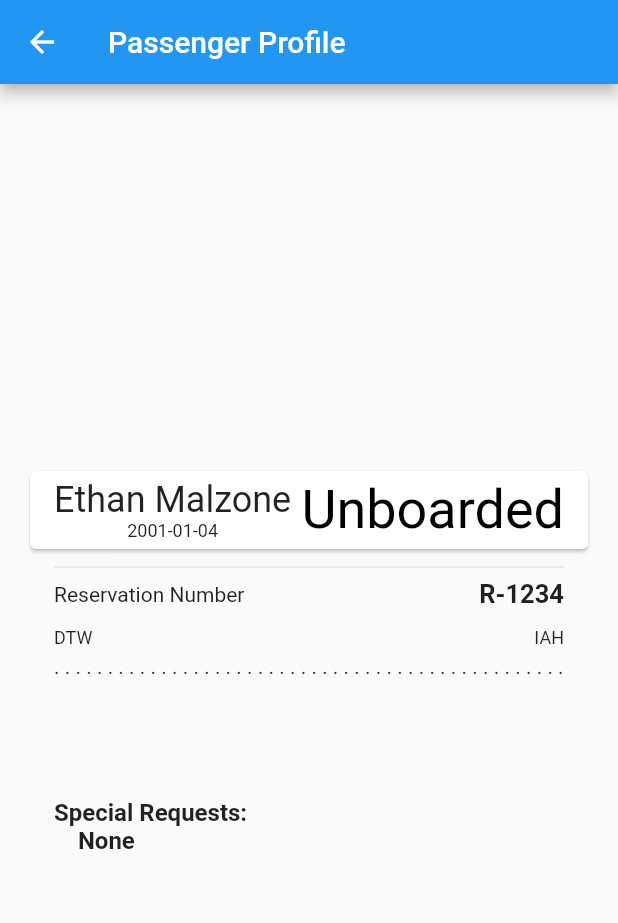
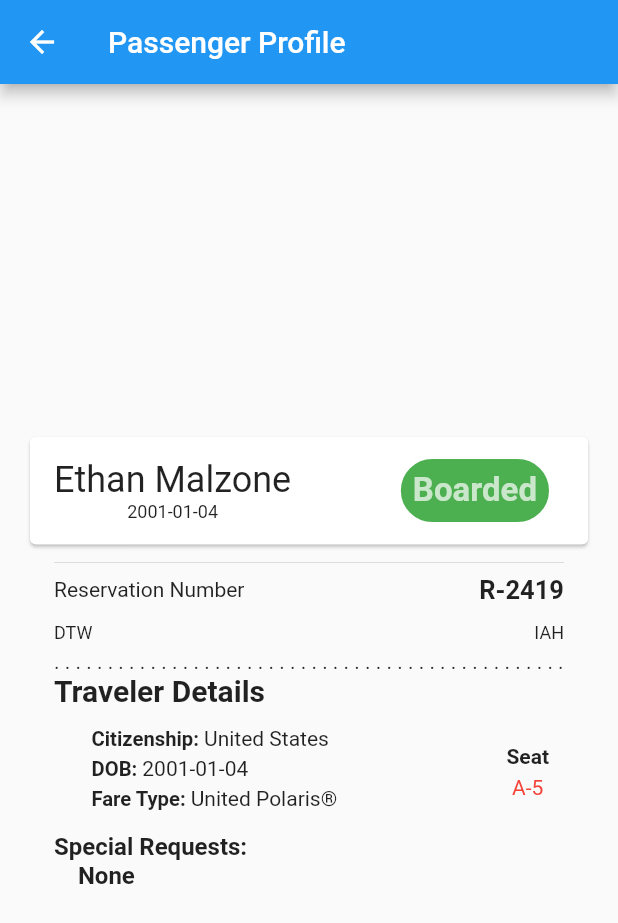
Before and after one commit to ejmalzone/team-united-airlines-airport-operations, a Flutter app: the PassengerProfileApp screen opened by its route, on a phone screen of 412 x 824 dp. Shown: the top 923 px of the screen. Run offline on Flutter 3.47's test engine with Material 2 defaults, Android fonts, the phone set to English and light mode, and no system bars; our stand-ins replace camera, date_field, flutter_login, jiffy, qr_flutter; missing offline and left inert: honeywell_scanner, qr_bar_code_scanner_dialog, requests.

Commit message:
Moved Passenger profile widget to a new file

```diff
--- a/airportops_frontend/lib/enums.dart
+++ b/airportops_frontend/lib/enums.dart
@@ -13,7 +13,7 @@ extension StatusExtension on Status {
     Status.boarded: Colors.green,
     Status.noShow: Colors.red,
     Status.wrongFlight: Colors.yellow,
-    Status.unboarded: Colors.black,
+    Status.unboarded: Colors.black54,
     Status.completed: Colors.green
   };
 
--- a/airportops_frontend/lib/main.dart
+++ b/airportops_frontend/lib/main.dart
@@ -6,6 +6,7 @@ import 'package:airportops_frontend/enums.dart';
 import 'package:airportops_frontend/classes/events.dart';
 import 'package:airportops_frontend/classes/passenger.dart';
 import 'package:airportops_frontend/progress_bar.dart';
+import 'package:airportops_frontend/widgets/passenger_profile.dart';
 import 'package:camera/camera.dart';
 import 'package:date_field/date_field.dart';
 import 'package:flutter/material.dart';
@@ -296,7 +297,7 @@ class PassengerProfileApp extends StatelessWidget {
     event: 'Safety Rodeo',
     passengerId: "3849673547ef8989",
     row: 5,
-    status: Status.unboarded,
+    status: Status.boarded,
   );
 
   @override
@@ -340,116 +341,6 @@ class ProgressBarRoute extends StatelessWidget {
   }
 }
 
-class PassengerProfile extends StatelessWidget {
-  const PassengerProfile(
-      {super.key, required this.title, required this.passenger});
-
-  final String title;
-  final Passenger passenger;
-
-  @override
-  Widget build(BuildContext context) {
-    return GestureDetector(
-        child: Container(
-          child: Padding(
-            padding: EdgeInsets.all(16.0),
-            child: Column(
-              mainAxisAlignment: MainAxisAlignment.center,
-              crossAxisAlignment: CrossAxisAlignment.stretch,
-              children: <Widget>[
-                Card(
-                    child: Padding(
-                        padding: EdgeInsets.symmetric(
-                            vertical: 5.0, horizontal: 16.0),
-                        child: Row(
-                            mainAxisAlignment: MainAxisAlignment.spaceBetween,
-                            crossAxisAlignment: CrossAxisAlignment.center,
-                            children: <Widget>[
-                              Column(children: <Widget>[
-                                Text(passenger.fullName,
-                                    textAlign: TextAlign.left,
-                                    style: const TextStyle(fontSize: 24)),
-                                Text(
-                                  '${passenger.birthday.toString().split(' ')[0]}', // | ${passenger.citizenship}',
-                                  textAlign: TextAlign.justify,
-                                  style: const TextStyle(fontSize: 12),
-                                )
-                              ]),
-                              Text(passenger.status.name.titleCase(),
-                                  textAlign: TextAlign.right,
-                                  style: TextStyle(
-                                      fontSize: 36,
-                                      color: passenger.status.color))
-                            ]))),
-                Padding(
-                    padding: EdgeInsets.symmetric(horizontal: 20),
-                    child: Column(
-                        mainAxisAlignment: MainAxisAlignment.start,
-                        crossAxisAlignment: CrossAxisAlignment.start,
-                        children: <Widget>[
-                          Divider(color: Colors.black12),
-                          Row(
-                            mainAxisAlignment: MainAxisAlignment.spaceBetween,
-                            crossAxisAlignment: CrossAxisAlignment.center,
-                            children: <Widget>[
-                              const Text('Reservation Number',
-                                  style: TextStyle(fontSize: 14)),
-                              const Text('R-1234',
-                                  style: TextStyle(
-                                      fontSize: 17,
-                                      fontWeight: FontWeight.bold))
-                            ],
-                          ),
-                          SizedBox(height: 12),
-                          Row(
-                              mainAxisAlignment: MainAxisAlignment.spaceBetween,
-                              crossAxisAlignment: CrossAxisAlignment.center,
-                              children: <Widget>[
-                                Text(passenger.flightSource,
-                                    style: TextStyle(fontSize: 12)),
-                                Text(passenger.flightDestination,
-                                    style: TextStyle(fontSize: 12)),
-                              ]),
-                          SizedBox(height: 4),
-                          Row(
-                              mainAxisAlignment: MainAxisAlignment.spaceBetween,
-                              crossAxisAlignment: CrossAxisAlignment.center,
-                              children: <Widget>[
-                                /*Text(
-                                passenger.flightSourceDate
-                                    .toLocal()
-                                    .toIso8601String(),
-                                style: TextStyle(
-                                    fontSize: 13, fontWeight: FontWeight.bold)),*/
-                                Expanded(child: Text('. ' * 1000, maxLines: 1)),
-                                /*Text(
-                                passenger.flightDestinationDate
-                                    .toLocal()
-                                    .toIso8601String(),
-                                style: TextStyle(
-                                    fontSize: 13, fontWeight: FontWeight.bold)),*/
-                              ]),
-                          SizedBox(height: 80),
-                          Text('Special Requests:',
-                              style: TextStyle(
-                                  fontSize: 16, fontWeight: FontWeight.bold)),
-                          Text('    ${passenger.requestsString}',
-                              style: TextStyle(
-                                  fontSize: 16, fontWeight: FontWeight.bold)),
-                        ]))
-              ],
-            ),
-          ),
-        ), //print('Tapped! ${passenger.passengerId}')
-        onTap: () async => await Navigator.push(
-              context,
-              MaterialPageRoute(
-                builder: (context) => QRImage(passenger.passengerId),
-              ),
-            ));
-  }
-}
-
 class QRImage extends StatelessWidget {
   const QRImage(this.passId, {super.key});
   final String passId;
--- a/airportops_frontend/lib/widgets.dart
+++ b/airportops_frontend/lib/widgets.dart
@@ -5,6 +5,7 @@ import 'package:airportops_frontend/classes/competitor.dart';
 import 'package:airportops_frontend/classes/passenger.dart';
 import 'package:airportops_frontend/enums.dart';
 import 'package:airportops_frontend/main.dart';
+import 'package:airportops_frontend/widgets/passenger_profile.dart';
 import 'package:flutter/material.dart';
 
 /* Creates Profile box
--- /dev/null
+++ b/airportops_frontend/lib/widgets/passenger_profile.dart
@@ -0,0 +1,190 @@
+import 'dart:math';
+
+import 'package:airportops_frontend/enums.dart';
+import 'package:airportops_frontend/extensions.dart';
+import 'package:flutter/cupertino.dart';
+import 'package:flutter/material.dart';
+
+import '../classes/passenger.dart';
+import '../main.dart';
+
+class PassengerProfile extends StatelessWidget {
+  PassengerProfile({
+    super.key,
+    required this.title,
+    required this.passenger
+  });
+
+  static final rng = Random();
+  static const myStyle = TextStyle(fontWeight: FontWeight.bold, fontSize: 13.5);
+
+  final String reservation = 'R-${rng.nextInt(9000) + 999}';
+  final String title;
+  final Passenger passenger;
+
+  @override
+  Widget build(BuildContext context) {
+    return GestureDetector(
+        child: Container(
+          child: Padding(
+            padding: EdgeInsets.all(16.0),
+            child: Column(
+              mainAxisAlignment: MainAxisAlignment.center,
+              crossAxisAlignment: CrossAxisAlignment.stretch,
+              children: <Widget>[
+                Card(
+                    child: Padding(
+                        padding: EdgeInsets.symmetric(
+                            vertical: 5.0, horizontal: 16.0),
+                        child: Row(
+                            mainAxisAlignment: MainAxisAlignment.spaceBetween,
+                            crossAxisAlignment: CrossAxisAlignment.center,
+                            children: <Widget>[
+                              Column(children: <Widget>[
+                                Text(passenger.fullName,
+                                    textAlign: TextAlign.left,
+                                    style: const TextStyle(fontSize: 24)),
+                                Text(
+                                  passenger.birthday.toString().split(' ')[0], // | ${passenger.citizenship}',
+                                  textAlign: TextAlign.justify,
+                                  style: const TextStyle(fontSize: 12),
+                                )
+                              ]),
+                              Container(
+                                margin: const EdgeInsets.all(10),
+                                decoration: BoxDecoration(
+                                  color: passenger.status.color,
+                                  borderRadius: const BorderRadius.all(Radius.elliptical(25, 25)),
+                                  border: Border.all(color: passenger.status.color, width: 8)
+                                ),
+                                child: Text(passenger.status.name.titleCase(),
+                                  textAlign: TextAlign.right,
+                                  style: const TextStyle(
+                                      fontSize: 22,
+                                      fontWeight: FontWeight.bold,
+                                      color: Colors.white70)
+                                )
+                              ),
+                            ]
+                        )
+                    )
+                ),
+                Padding(
+                    padding: EdgeInsets.symmetric(horizontal: 20),
+                    child: Column(
+                        mainAxisAlignment: MainAxisAlignment.start,
+                        crossAxisAlignment: CrossAxisAlignment.start,
+                        children: <Widget>[
+                          Divider(color: Colors.black12),
+                          Row(
+                            mainAxisAlignment: MainAxisAlignment.spaceBetween,
+                            crossAxisAlignment: CrossAxisAlignment.center,
+                            children: <Widget>[
+                              const Text('Reservation Number',
+                                  style: TextStyle(fontSize: 14)),
+                              Text(reservation,
+                                  style: TextStyle(
+                                      fontSize: 17,
+                                      fontWeight: FontWeight.bold))
+                            ],
+                          ),
+                          SizedBox(height: 12),
+                          Row(
+                              mainAxisAlignment: MainAxisAlignment.spaceBetween,
+                              crossAxisAlignment: CrossAxisAlignment.center,
+                              children: <Widget>[
+                                Text(passenger.flightSource,
+                                    style: TextStyle(fontSize: 12)),
+                                Text(passenger.flightDestination,
+                                    style: TextStyle(fontSize: 12)),
+                              ]),
+                          SizedBox(height: 4),
+                          Row(
+                              mainAxisAlignment: MainAxisAlignment.spaceBetween,
+                              crossAxisAlignment: CrossAxisAlignment.center,
+                              children: <Widget>[
+                                /*Text(
+                                passenger.flightSourceDate
+                                    .toLocal()
+                                    .toIso8601String(),
+                                style: TextStyle(
+                                    fontSize: 13, fontWeight: FontWeight.bold)),*/
+                                Expanded(child: Text('. ' * 1000, maxLines: 1)),
+                                /*Text(
+                                passenger.flightDestinationDate
+                                    .toLocal()
+                                    .toIso8601String(),
+                                style: TextStyle(
+                                    fontSize: 13, fontWeight: FontWeight.bold)),*/
+                              ]
+                          ),
+                          Column(
+                            crossAxisAlignment: CrossAxisAlignment.start,
+                            children: [
+                              const Text('Traveler Details', style: TextStyle(fontWeight: FontWeight.bold, fontSize: 20)),
+                              Row(
+                                mainAxisAlignment: MainAxisAlignment.spaceBetween,
+                                children: [
+                                  Padding(
+                                    padding: const EdgeInsets.fromLTRB(25, 12, 5, 5),
+                                    child: Column(
+                                        crossAxisAlignment: CrossAxisAlignment.start,
+                                        children: [
+                                          Row(
+                                              children: const [
+                                                Text('Citizenship: ', style: myStyle),
+                                                Text('United States'),
+                                              ]
+                                          ),
+                                          Row(
+                                              children: [
+                                                Text('DOB: ', style: myStyle),
+                                                Text(passenger.birthday.toString().split(' ')[0])
+                                              ]
+                                          ),
+                                          Row(
+                                              children: const [
+                                                Text('Fare Type: ', style: myStyle),
+                                                Text('United Polaris®')
+                                              ]
+                                          )
+                                        ].withSpaceBetween(height: 4)
+                                    )
+                                ),
+                                  Padding(
+                                    padding: const EdgeInsets.fromLTRB(0, 12, 10, 0),
+                                    child: Column(
+                                      children: [
+                                        Text("Seat", style: TextStyle(fontWeight: FontWeight.bold, fontSize: 14)),
+                                        SizedBox(height: 5),
+                                        Text(passenger.seat.toString() + "-" + passenger.row.toString(), style: TextStyle(color: Colors.red))
+                                      ]
+                                    )
+                                  )
+                                ]
+                              )
+                            ],
+                          ),
+                          SizedBox(height: 10),
+                          Text('Special Requests:',
+                              style: TextStyle(fontSize: 16, fontWeight: FontWeight.bold)
+                          ),
+                          Text('    ${passenger.requestsString}',
+                              style: TextStyle(fontSize: 16, fontWeight: FontWeight.bold)
+                          ),
+                        ]
+                    )
+                )
+              ],
+            ),
+          ),
+        ), //print('Tapped! ${passenger.passengerId}')
+        onTap: () async => await Navigator.push(
+          context,
+          MaterialPageRoute(
+            builder: (context) => QRImage(passenger.passengerId),
+          ),
+        )
+    );
+  }
+}
```
